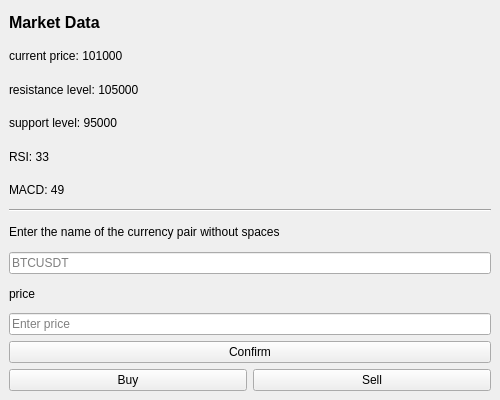
Old version of the form mainApp/mainwindow.ui in the repository gjast/QT_Proj.
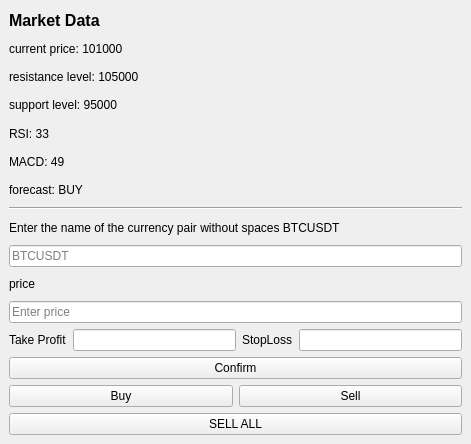
New version of the form.

```diff
--- a/mainApp/mainwindow.ui
+++ b/mainApp/mainwindow.ui
@@ -6,8 +6,8 @@
    <rect>
     <x>0</x>
     <y>0</y>
-    <width>500</width>
-    <height>400</height>
+    <width>471</width>
+    <height>444</height>
    </rect>
   </property>
   <property name="windowTitle">
@@ -60,6 +60,13 @@
       </property>
      </widget>
     </item>
+    <item>
+     <widget class="QLabel" name="forecastLabel">
+      <property name="text">
+       <string>forecast: BUY</string>
+      </property>
+     </widget>
+    </item>
     <item>
      <widget class="QFrame" name="line">
       <property name="frameShape">
@@ -73,7 +80,7 @@
     <item>
      <widget class="QLabel" name="pairLabel">
       <property name="text">
-       <string>Enter the name of the currency pair without spaces</string>
+       <string>Enter the name of the currency pair without spaces BTCUSDT</string>
       </property>
      </widget>
     </item>
@@ -98,6 +105,34 @@
       </property>
      </widget>
     </item>
+    <item>
+     <layout class="QHBoxLayout" name="horizontalLayout_2">
+      <item>
+       <widget class="QLabel" name="label_2">
+        <property name="text">
+         <string>Take Profit</string>
+        </property>
+       </widget>
+      </item>
+      <item>
+       <widget class="QLineEdit" name="takeProfit">
+        <property name="cursor">
+         <cursorShape>IBeamCursor</cursorShape>
+        </property>
+       </widget>
+      </item>
+      <item>
+       <widget class="QLabel" name="label">
+        <property name="text">
+         <string>StopLoss</string>
+        </property>
+       </widget>
+      </item>
+      <item>
+       <widget class="QLineEdit" name="stopLoss"/>
+      </item>
+     </layout>
+    </item>
     <item>
      <widget class="QPushButton" name="on_confirmButton_clicked">
       <property name="text">
@@ -123,6 +158,13 @@
       </item>
      </layout>
     </item>
+    <item>
+     <widget class="QPushButton" name="on_sellAllButton_clicked">
+      <property name="text">
+       <string>SELL ALL</string>
+      </property>
+     </widget>
+    </item>
    </layout>
   </widget>
  </widget>
```
Left out of the diff: 8 changed lines with no effect on the pictures.
